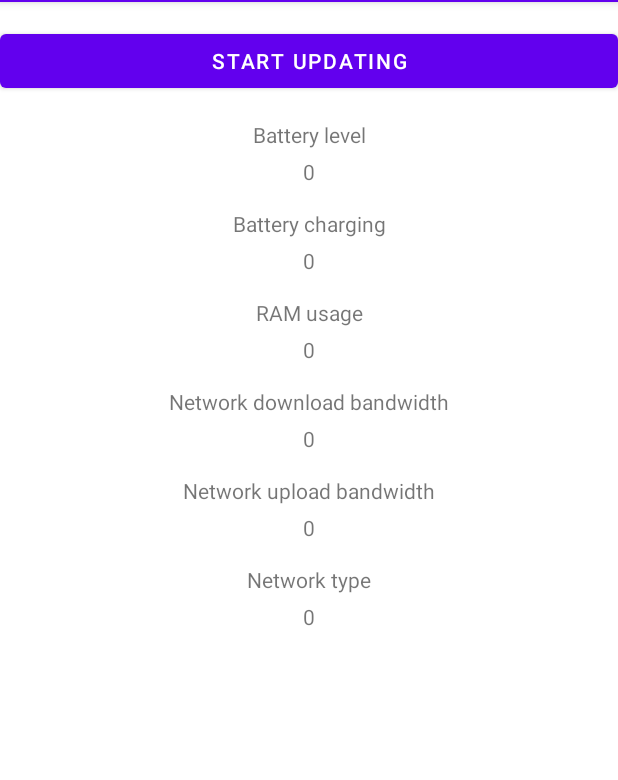
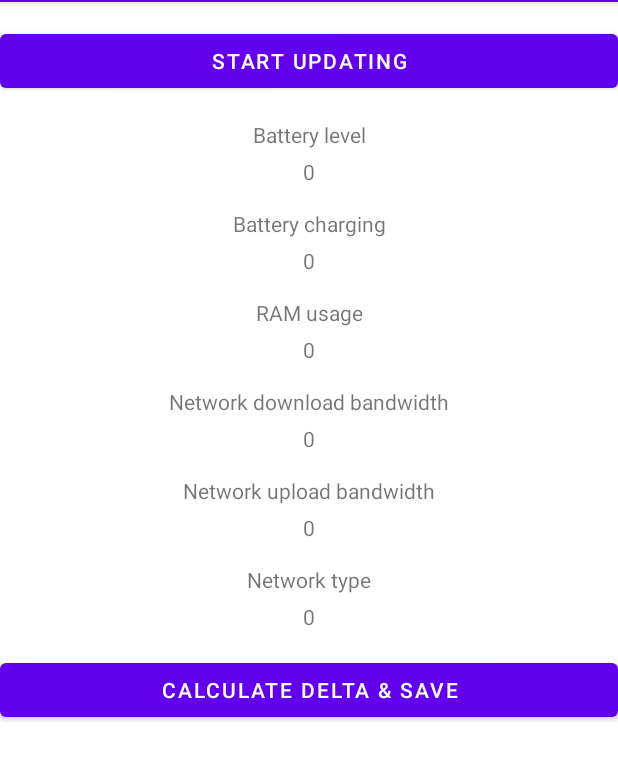
Before and after one commit to wolski0420/MobileSystemOCR, an Android app: the screen it shows after launch (MainActivity), on a phone screen of 412 x 824 dp, the part 82-862 px from its top. Run offline under Robolectric (Android 15) with nearby library versions, the phone set to English and light mode, and no system bars; libraries missing offline, so code that uses them is left out: com.github.doyaaaaaken.kotlincsv.

Commit message:
Saving metrics to file

```diff
--- a/app/build.gradle
+++ b/app/build.gradle
@@ -34,7 +34,7 @@ android {
 }
 
 dependencies {
-
+    implementation 'com.github.doyaaaaaken:kotlin-csv:1.7.0'
     implementation 'androidx.core:core-ktx:1.7.0'
     implementation 'androidx.appcompat:appcompat:1.4.1'
     implementation 'com.google.android.material:material:1.5.0'
--- a/app/src/main/AndroidManifest.xml
+++ b/app/src/main/AndroidManifest.xml
@@ -4,6 +4,7 @@
 
     <uses-permission android:name="android.permission.ACCESS_NETWORK_STATE" />
     <uses-permission android:name="android.permission.RECEIVE_BOOT_COMPLETED" />
+    <uses-permission android:name="android.permission.WRITE_EXTERNAL_STORAGE" />
     <application
         android:allowBackup="true"
         android:dataExtractionRules="@xml/data_extraction_rules"
--- a/app/src/main/res/layout/activity_main.xml
+++ b/app/src/main/res/layout/activity_main.xml
@@ -106,4 +106,12 @@
         android:text="@string/starting_value"
         android:textAlignment="center" />
 
+    <Button
+        android:layout_width="match_parent"
+        android:layout_height="wrap_content"
+        android:layout_marginTop="15sp"
+        android:onClick="calculateDeltaAndSave"
+        android:text="@string/delta_and_save"
+        android:textAlignment="center" />
+
 </LinearLayout>
--- a/app/src/main/res/values/strings.xml
+++ b/app/src/main/res/values/strings.xml
@@ -10,4 +10,5 @@
     <string name="network_upload">Network upload bandwidth</string>
     <string name="starting_value">0</string>
     <string name="network_type">Network type</string>
+    <string name="delta_and_save"><![CDATA[Calculate delta & save]]></string>
 </resources>
```
Also changed, not shown: app/src/main/java/com/example/ocr/MainActivity.kt (+43 -0 lines).
